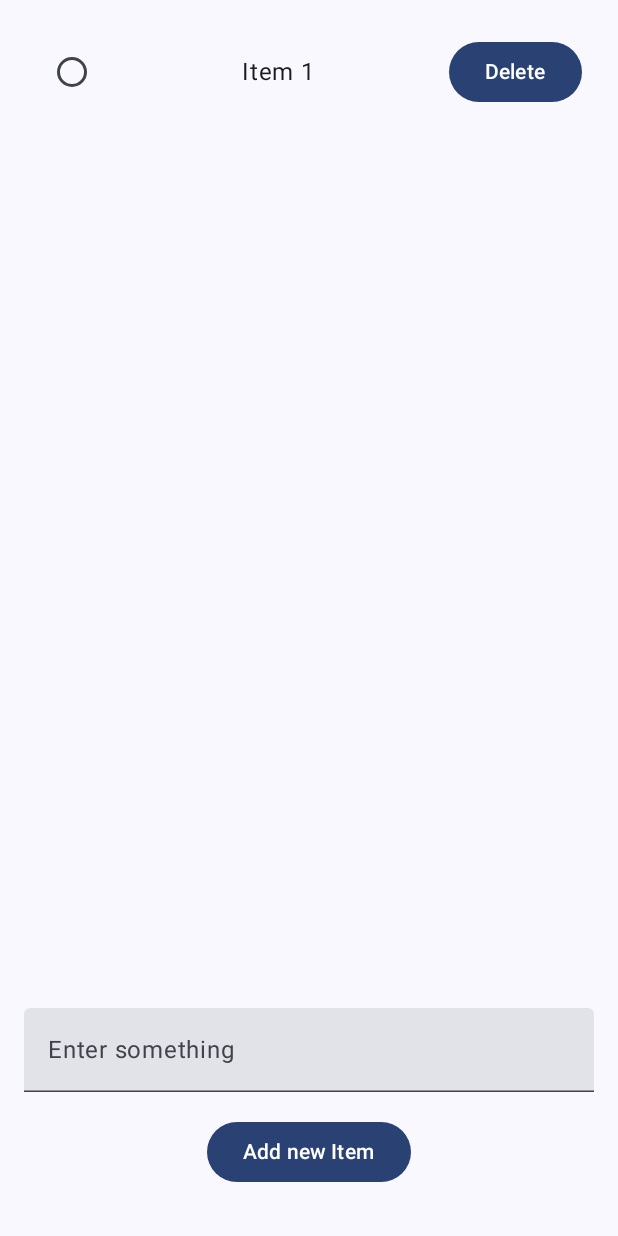
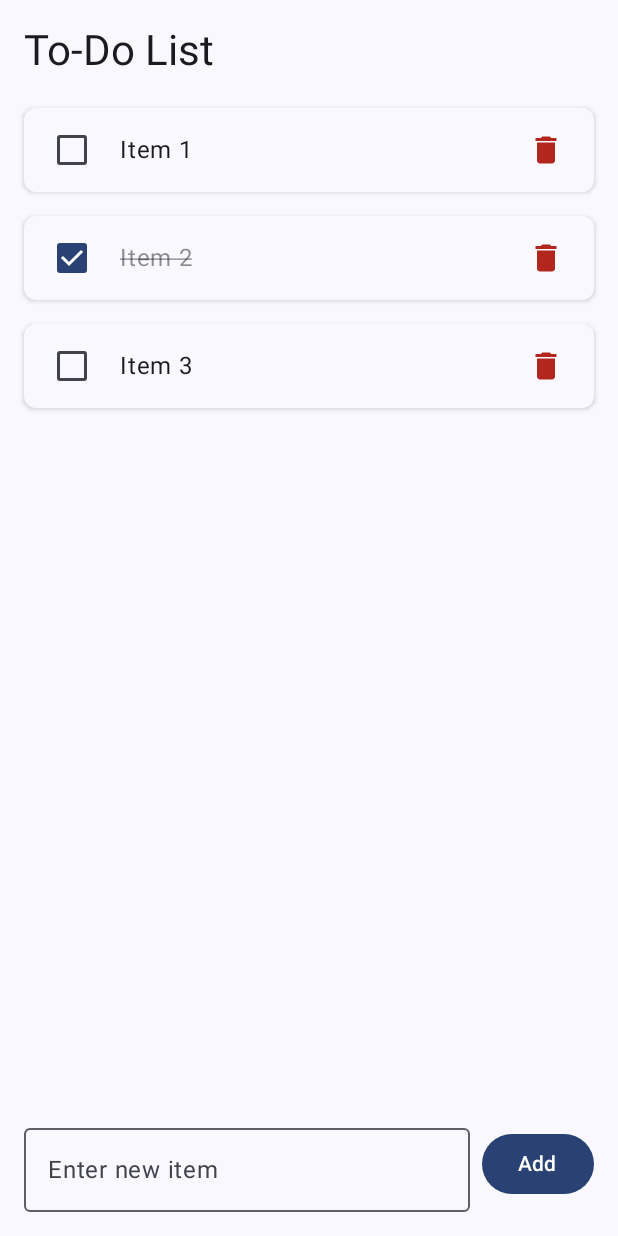
Before and after one commit to teasec4/kotlin-android-app, an Android app built with Jetpack Compose: the screen it shows after launch (MainActivity), on a phone screen of 412 x 824 dp. Run offline under Robolectric (Android 15) with nearby library versions, the phone set to English and light mode, and no system bars.

```diff
--- a/app/src/main/java/com/example/first_app/MainActivity.kt
+++ b/app/src/main/java/com/example/first_app/MainActivity.kt
@@ -1,66 +1,49 @@
 package com.example.first_app
 
-import com.example.first_app.R
 import android.os.Bundle
 import androidx.activity.ComponentActivity
 import androidx.activity.compose.setContent
 import androidx.activity.enableEdgeToEdge
-import androidx.compose.foundation.Image
-import androidx.compose.foundation.background
 import androidx.compose.foundation.layout.Arrangement
-import androidx.compose.foundation.layout.Box
 import androidx.compose.foundation.layout.Column
 import androidx.compose.foundation.layout.Row
 import androidx.compose.foundation.layout.Spacer
 import androidx.compose.foundation.layout.fillMaxSize
 import androidx.compose.foundation.layout.fillMaxWidth
+import androidx.compose.foundation.layout.height
 import androidx.compose.foundation.layout.padding
-import androidx.compose.foundation.layout.size
-import androidx.compose.foundation.layout.height
-import androidx.compose.foundation.layout.wrapContentHeight
 import androidx.compose.foundation.layout.systemBarsPadding
-import androidx.compose.foundation.layout.width
 import androidx.compose.foundation.lazy.LazyColumn
-import androidx.compose.foundation.shape.CircleShape
+import androidx.compose.foundation.lazy.items
 import androidx.compose.material3.Button
+import androidx.compose.material3.MaterialTheme
+import androidx.compose.material3.OutlinedTextField
 import androidx.compose.material3.Scaffold
 import androidx.compose.material3.Surface
 import androidx.compose.material3.Text
 import androidx.compose.runtime.Composable
+import androidx.compose.runtime.collectAsState
+import androidx.compose.runtime.getValue
 import androidx.compose.ui.Alignment
 import androidx.compose.ui.Modifier
-import androidx.compose.ui.draw.clip
-import androidx.compose.ui.graphics.Color
-import androidx.compose.ui.graphics.ColorFilter
-import androidx.compose.ui.graphics.painter.Painter
-import androidx.compose.ui.layout.Layout
-import androidx.compose.ui.res.painterResource
 import androidx.compose.ui.tooling.preview.Preview
 import androidx.compose.ui.unit.dp
+import androidx.lifecycle.viewmodel.compose.viewModel
+import com.example.first_app.presentation.ItemsViewModel
+import com.example.first_app.presentation.components.ListItemRow
 import com.example.first_app.ui.theme.FirstappTheme
-import androidx.compose.foundation.lazy.items
-import androidx.compose.foundation.lazy.itemsIndexed
-import androidx.compose.material.icons.Icons
-import androidx.compose.material3.Icon
-import androidx.compose.material3.RadioButton
-import androidx.compose.material3.TextField
-import androidx.compose.runtime.mutableStateListOf
-import androidx.compose.runtime.mutableStateOf
-import androidx.compose.runtime.remember
 
 class MainActivity : ComponentActivity() {
     override fun onCreate(savedInstanceState: Bundle?) {
         super.onCreate(savedInstanceState)
         enableEdgeToEdge()
         setContent {
-           FirstappTheme{
+            FirstappTheme {
                 Surface(
-                   modifier = Modifier
-                       .fillMaxSize()
-                       .systemBarsPadding() // SafeArea kind
+                    modifier = Modifier.fillMaxSize(),
+                    color = MaterialTheme.colorScheme.background
                 ) {
-                   ItemListScreen()
-
+                    TodoApp()
                 }
             }
         }
@@ -68,58 +51,70 @@ class MainActivity : ComponentActivity() {
 }
 
 @Composable
-fun ItemListScreen(){
-    val items = remember { mutableStateListOf(ListItem("Item 1")) }
-    val inputText = remember { mutableStateOf("") }
+fun TodoApp() {
+    Scaffold(
+        modifier = Modifier.systemBarsPadding()
+    ) { innerPadding ->
+        ItemListScreen(
+            modifier = Modifier.padding(innerPadding)
+        )
+    }
+}
 
-    Column(modifier = Modifier.fillMaxSize().padding(16.dp)) {
+
+@Composable
+fun ItemListScreen(
+    modifier: Modifier = Modifier,
+    itemsViewModel: ItemsViewModel = viewModel()
+) {
+    val items by itemsViewModel.items.collectAsState()
+    val inputText = itemsViewModel.inputText
+
+    Column(
+        modifier = modifier.padding(16.dp)
+    ) {
+        Text(
+            text = "To-Do List",
+            style = MaterialTheme.typography.headlineMedium,
+            modifier = Modifier.padding(bottom = 16.dp)
+        )
         LazyColumn(
+            modifier = Modifier.weight(1f),
+            verticalArrangement = Arrangement.spacedBy(8.dp)
+        ) {
+            items(items, key = { it.text }) { item ->
+                ListItemRow(
+                    item = item,
+                    onToggleComplete = { itemsViewModel.toggleComplete(item) },
+                    onDelete = { itemsViewModel.deleteItem(item) }
+                )
+            }
+        }
+        Spacer(modifier = Modifier.height(16.dp))
+        Row(
+            modifier = Modifier.fillMaxWidth(),
+            verticalAlignment = Alignment.CenterVertically
+        ) {
+            OutlinedTextField(
+                value = inputText,
+                onValueChange = { itemsViewModel.onInputTextChanged(it) },
+                label = { Text("Enter new item") },
                 modifier = Modifier.weight(1f)
+            )
+            Button(
+                onClick = { itemsViewModel.addItem() },
+                modifier = Modifier.padding(start = 8.dp)
             ) {
-            itemsIndexed(items){ index, item ->
-               Row(
-                   modifier = Modifier
-                       .fillMaxWidth()
-                       .padding(8.dp),
-                   verticalAlignment = Alignment.CenterVertically,
-                   horizontalArrangement = Arrangement.SpaceBetween
-               ) {
-                   RadioButton(
-                       selected = item.isComplete,
-                       onClick = {
-                           items[index] = item.copy(isComplete = !item.isComplete)
-                       }
-                   )
-                   Text(item.text)
-                   Button(onClick = {items.removeAt(index)}) {
-                       Text("Delete")
+                Text("Add")
             }
         }
     }
 }
 
-        TextField(
-            value = inputText.value,
-            onValueChange = {inputText.value = it},
-            label = {Text("Enter something")},
-            modifier = Modifier.fillMaxWidth()
-        )
-
-        Button(
-            onClick = {
-              if(inputText.value.isNotEmpty()){
-                  items.add(ListItem(inputText.value))
-                  inputText.value = ""
-              }
-            },
-            modifier = Modifier
-                .align(Alignment.CenterHorizontally)
-                .padding(16.dp)
-        ) { Text("Add new Item")}
+@Preview(showBackground = true)
+@Composable
+fun DefaultPreview() {
+    FirstappTheme {
+        TodoApp()
     }
 }
-
-data class ListItem(
-    val text: String,
-    var isComplete: Boolean = false
-)
--- /dev/null
+++ b/app/src/main/java/com/example/first_app/domain/model/ListItem.kt
@@ -0,0 +1,6 @@
+package com.example.first_app.domain.model
+
+data class ListItem(
+    val text: String,
+    val isComplete: Boolean = false
+)
--- /dev/null
+++ b/app/src/main/java/com/example/first_app/presentation/ItemsViewModel.kt
@@ -0,0 +1,57 @@
+package com.example.first_app.presentation
+
+import androidx.compose.runtime.getValue
+import androidx.compose.runtime.mutableStateOf
+import androidx.compose.runtime.setValue
+import androidx.lifecycle.ViewModel
+import com.example.first_app.domain.model.ListItem
+import kotlinx.coroutines.flow.MutableStateFlow
+import kotlinx.coroutines.flow.asStateFlow
+import kotlinx.coroutines.flow.update
+
+class ItemsViewModel : ViewModel() {
+    private val _items = MutableStateFlow<List<ListItem>>(emptyList())
+    val items = _items.asStateFlow()
+
+    var inputText by mutableStateOf("")
+        private set
+
+    init {
+        // Add some dummy data for preview
+        _items.value = listOf(
+            ListItem("Item 1"),
+            ListItem("Item 2", isComplete = true),
+            ListItem("Item 3")
+        )
+    }
+
+    fun addItem() {
+        if (inputText.isNotBlank()) {
+            val newItem = ListItem(text = inputText)
+            _items.update { it + newItem }
+            inputText = ""
+        }
+    }
+
+    fun toggleComplete(itemToToggle: ListItem) {
+        _items.update { list ->
+            list.map { item ->
+                if (item.text == itemToToggle.text) { // Assuming text is unique for now
+                    item.copy(isComplete = !item.isComplete)
+                } else {
+                    item
+                }
+            }
+        }
+    }
+
+    fun deleteItem(itemToDelete: ListItem) {
+        _items.update { list ->
+            list.filterNot { it.text == itemToDelete.text } // Assuming text is unique for now
+        }
+    }
+
+    fun onInputTextChanged(newText: String) {
+        inputText = newText
+    }
+}
--- /dev/null
+++ b/app/src/main/java/com/example/first_app/presentation/components/ListItemRow.kt
@@ -0,0 +1,74 @@
+package com.example.first_app.presentation.components
+
+import androidx.compose.foundation.clickable
+import androidx.compose.foundation.layout.Arrangement
+import androidx.compose.foundation.layout.Row
+import androidx.compose.foundation.layout.fillMaxWidth
+import androidx.compose.foundation.layout.padding
+import androidx.compose.foundation.shape.RoundedCornerShape
+import androidx.compose.material.icons.Icons
+import androidx.compose.material.icons.filled.Delete
+import androidx.compose.material3.Card
+import androidx.compose.material3.CardDefaults
+import androidx.compose.material3.Checkbox
+import androidx.compose.material3.Icon
+import androidx.compose.material3.IconButton
+import androidx.compose.material3.MaterialTheme
+import androidx.compose.material3.Text
+import androidx.compose.runtime.Composable
+import androidx.compose.ui.Alignment
+import androidx.compose.ui.Modifier
+import androidx.compose.ui.graphics.Color
+import androidx.compose.ui.text.style.TextDecoration
+import androidx.compose.ui.unit.dp
+import com.example.first_app.domain.model.ListItem
+
+@Composable
+fun ListItemRow(
+    item: ListItem,
+    onToggleComplete: () -> Unit,
+    onDelete: () -> Unit
+) {
+    Card(
+        modifier = Modifier
+            .fillMaxWidth()
+            .padding(vertical = 4.dp)
+            .clickable { onToggleComplete() },
+        shape = RoundedCornerShape(8.dp),
+        elevation = CardDefaults.cardElevation(defaultElevation = 2.dp),
+        colors = CardDefaults.cardColors(containerColor = MaterialTheme.colorScheme.surface)
+    ) {
+        Row(
+            modifier = Modifier
+                .fillMaxWidth()
+                .padding(horizontal = 8.dp, vertical = 4.dp),
+            verticalAlignment = Alignment.CenterVertically
+        ) {
+            Checkbox(
+                checked = item.isComplete,
+                onCheckedChange = { onToggleComplete() }
+            )
+            Text(
+                text = item.text,
+                modifier = Modifier
+                    .weight(1f)
+                    .padding(horizontal = 8.dp),
+                style = if (item.isComplete) {
+                    MaterialTheme.typography.bodyLarge.copy(
+                        color = MaterialTheme.colorScheme.onSurface.copy(alpha = 0.5f),
+                        textDecoration = TextDecoration.LineThrough
+                    )
+                } else {
+                    MaterialTheme.typography.bodyLarge
+                },
+            )
+            IconButton(onClick = onDelete) {
+                Icon(
+                    imageVector = Icons.Default.Delete,
+                    contentDescription = "Delete Item",
+                    tint = MaterialTheme.colorScheme.error
+                )
+            }
+        }
+    }
+}
```
Lines whose indentation alone changed are shown as unchanged.
